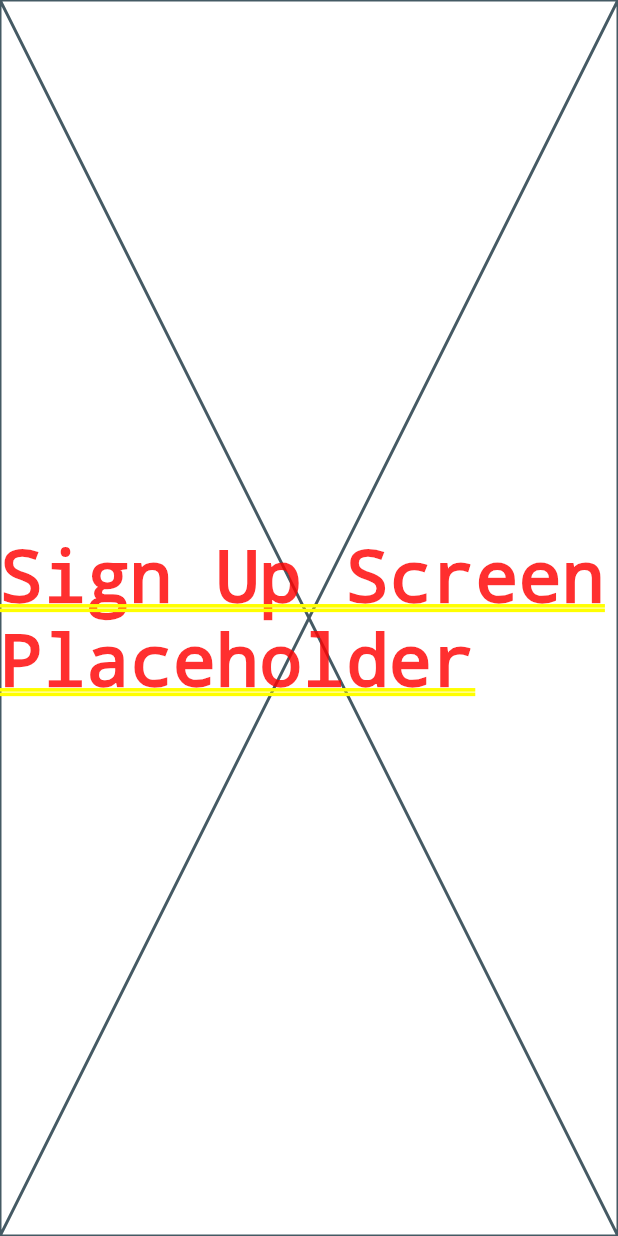
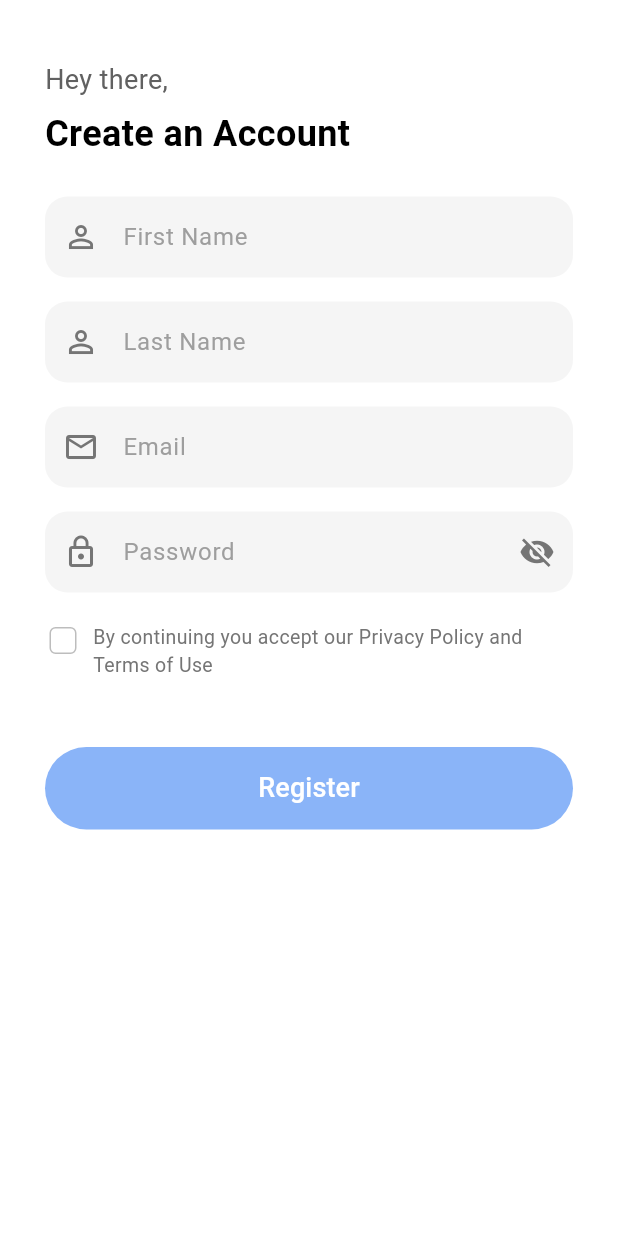
Before and after one commit to mohammad0234/Fitness-Tracker-App, a Flutter app: the screen it shows after launch, after a tap on "Skip", after a tap on "Get Started", on a phone screen of 412 x 824 dp. Run offline on Flutter 3.47's test engine with Material 3 defaults, Android fonts, the phone set to English and light mode, and no system bars.

Commit message:
UI for signup page implemented

```diff
--- a/fitjourney/lib/main.dart
+++ b/fitjourney/lib/main.dart
@@ -1,5 +1,6 @@
 import 'package:flutter/material.dart';
 import 'screens/onboarding_screen.dart';
+import 'screens/signup_page.dart'; // Import your SignUpPage
 
 void main() {
   runApp(const MyApp());
@@ -12,16 +13,11 @@
   Widget build(BuildContext context) {
     return MaterialApp(
       title: 'FitJourney',
-      theme: ThemeData(
-        colorScheme: ColorScheme.fromSeed(seedColor: Colors.teal),
-        useMaterial3: true,
-      ),
-      home: const OnboardingScreen(),
+      debugShowCheckedModeBanner: false,
+      initialRoute: '/', // Start at the onboarding screen
       routes: {
-        // Example route after finishing onboarding
-        '/signup': (context) => const Placeholder(
-              child: Center(child: Text('Sign Up Screen Placeholder')),
-            ),
+        '/': (context) => const OnboardingScreen(),
+        '/signup': (context) => const SignUpPage(),
       },
     );
   }
--- a/fitjourney/lib/screens/onboarding_screen.dart
+++ b/fitjourney/lib/screens/onboarding_screen.dart
@@ -68,10 +68,12 @@ class _OnboardingScreenState extends State<OnboardingScreen> {
       curve: Curves.easeInOut,
     );
   } else {
-      // Navigates to the sign-up screen once onboarding is complete
+    // On the last page, navigate to the sign-up screen
     Navigator.pushReplacementNamed(context, '/signup');
     }
+
   }
+
 
   @override
   Widget build(BuildContext context) {
--- /dev/null
+++ b/fitjourney/lib/screens/signup_page.dart
@@ -0,0 +1,206 @@
+import 'package:flutter/material.dart';
+
+class SignUpPage extends StatefulWidget {
+  const SignUpPage({super.key});
+
+  @override
+  State<SignUpPage> createState() => _SignUpPageState();
+}
+
+class _SignUpPageState extends State<SignUpPage> {
+  /// Controllers to retrieve text input values
+  final TextEditingController _firstNameController = TextEditingController();
+  final TextEditingController _lastNameController = TextEditingController();
+  final TextEditingController _emailController = TextEditingController();
+  final TextEditingController _passwordController = TextEditingController();
+
+  /// Toggles the visibility of the password field
+  bool _obscurePassword = true;
+  bool _acceptTerms = false;
+
+  @override
+  Widget build(BuildContext context) {
+    return Scaffold(
+      backgroundColor: Colors.white,
+      body: SafeArea(
+        child: SingleChildScrollView(
+          padding: const EdgeInsets.symmetric(horizontal: 30, vertical: 40),
+          child: Column(
+            crossAxisAlignment: CrossAxisAlignment.start,
+            children: [
+              /// Header text: "Hey there," and "Create an Account"
+              Text(
+                'Hey there,',
+                style: TextStyle(
+                  fontSize: 18,
+                  color: Colors.grey.shade700,
+                  fontWeight: FontWeight.w400,
+                ),
+              ),
+              const SizedBox(height: 6),
+              const Text(
+                'Create an Account',
+                style: TextStyle(
+                  fontSize: 24,
+                  fontWeight: FontWeight.bold,
+                  color: Colors.black,
+                ),
+              ),
+              const SizedBox(height: 25),
+
+              /// FIRST NAME FIELD
+              Container(
+                decoration: BoxDecoration(
+                  color: Colors.grey.shade100,
+                  borderRadius: BorderRadius.circular(15),
+                ),
+                child: TextField(
+                  controller: _firstNameController,
+                  decoration: InputDecoration(
+                    prefixIcon: Icon(Icons.person_outline, color: Colors.grey.shade600),
+                    hintText: 'First Name',
+                    hintStyle: TextStyle(color: Colors.grey.shade500),
+                    border: InputBorder.none,
+                    contentPadding: const EdgeInsets.symmetric(vertical: 15),
+                  ),
+                ),
+              ),
+              const SizedBox(height: 16),
+
+              /// LAST NAME FIELD
+              Container(
+                decoration: BoxDecoration(
+                  color: Colors.grey.shade100,
+                  borderRadius: BorderRadius.circular(15),
+                ),
+                child: TextField(
+                  controller: _lastNameController,
+                  decoration: InputDecoration(
+                    prefixIcon: Icon(Icons.person_outline, color: Colors.grey.shade600),
+                    hintText: 'Last Name',
+                    hintStyle: TextStyle(color: Colors.grey.shade500),
+                    border: InputBorder.none,
+                    contentPadding: const EdgeInsets.symmetric(vertical: 15),
+                  ),
+                ),
+              ),
+              const SizedBox(height: 16),
+
+              /// EMAIL FIELD
+              Container(
+                decoration: BoxDecoration(
+                  color: Colors.grey.shade100,
+                  borderRadius: BorderRadius.circular(15),
+                ),
+                child: TextField(
+                  controller: _emailController,
+                  keyboardType: TextInputType.emailAddress,
+                  decoration: InputDecoration(
+                    prefixIcon: Icon(Icons.email_outlined, color: Colors.grey.shade600),
+                    hintText: 'Email',
+                    hintStyle: TextStyle(color: Colors.grey.shade500),
+                    border: InputBorder.none,
+                    contentPadding: const EdgeInsets.symmetric(vertical: 15),
+                  ),
+                ),
+              ),
+              const SizedBox(height: 16),
+
+              /// PASSWORD FIELD
+              Container(
+                decoration: BoxDecoration(
+                  color: Colors.grey.shade100,
+                  borderRadius: BorderRadius.circular(15),
+                ),
+                child: TextField(
+                  controller: _passwordController,
+                  obscureText: _obscurePassword,
+                  decoration: InputDecoration(
+                    prefixIcon: Icon(Icons.lock_outline, color: Colors.grey.shade600),
+                    hintText: 'Password',
+                    hintStyle: TextStyle(color: Colors.grey.shade500),
+                    border: InputBorder.none,
+                    contentPadding: const EdgeInsets.symmetric(vertical: 15),
+                    suffixIcon: IconButton(
+                      icon: Icon(
+                        _obscurePassword ? Icons.visibility_off : Icons.visibility,
+                        color: Colors.grey.shade600,
+                      ),
+                      onPressed: () {
+                        setState(() {
+                          _obscurePassword = !_obscurePassword;
+                        });
+                      },
+                    ),
+                  ),
+                ),
+              ),
+              const SizedBox(height: 20),
+
+              /// PRIVACY POLICY & TERMS
+              Row(
+                crossAxisAlignment: CrossAxisAlignment.start,
+                children: [
+                  SizedBox(
+                    width: 24,
+                    height: 24,
+                    child: Checkbox(
+                      value: _acceptTerms,
+                      onChanged: (val) {
+                        setState(() {
+                          _acceptTerms = val ?? false;
+                        });
+                      },
+                      shape: RoundedRectangleBorder(
+                        borderRadius: BorderRadius.circular(4),
+                      ),
+                      side: BorderSide(color: Colors.grey.shade400),
+                    ),
+                  ),
+                  const SizedBox(width: 8),
+                  Expanded(
+                    child: Text(
+                      "By continuing you accept our Privacy Policy and Terms of Use",
+                      style: TextStyle(
+                        fontSize: 13,
+                        color: Colors.grey.shade600,
+                      ),
+                    ),
+                  ),
+                ],
+              ),
+              const SizedBox(height: 45),
+
+              /// REGISTER BUTTON
+              SizedBox(
+                width: double.infinity,
+                height: 55,
+                child: ElevatedButton(
+                  style: ElevatedButton.styleFrom(
+                    backgroundColor: const Color(0xFF8AB4F8),  // Light blue color from image
+                    elevation: 0,
+                    shape: RoundedRectangleBorder(
+                      borderRadius: BorderRadius.circular(28),
+                    ),
+                  ),
+                  onPressed: () {
+                    // TODO: Implement sign-up logic here
+                    debugPrint("Register tapped");
+                  },
+                  child: const Text(
+                    'Register',
+                    style: TextStyle(
+                      fontSize: 18,
+                      color: Colors.white,
+                      fontWeight: FontWeight.w500,
+                    ),
+                  ),
+                ),
+              ),
+            ],
+          ),
+        ),
+      ),
+    );
+  }
+}
```
Lines whose indentation alone changed are shown as unchanged.
